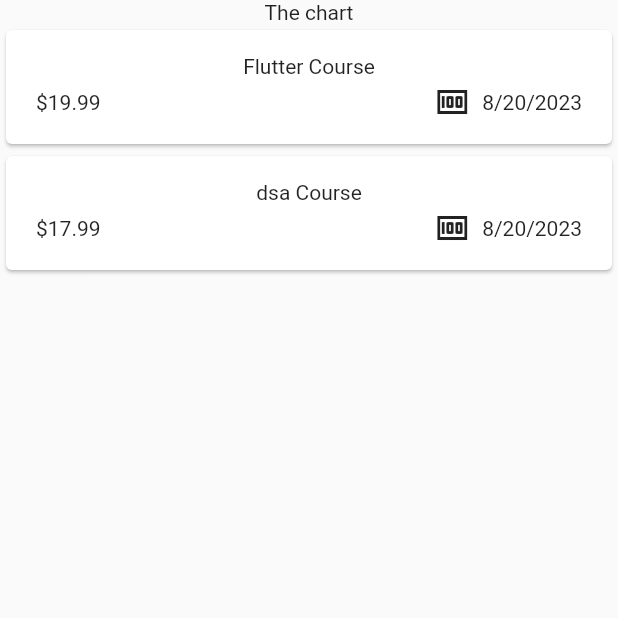
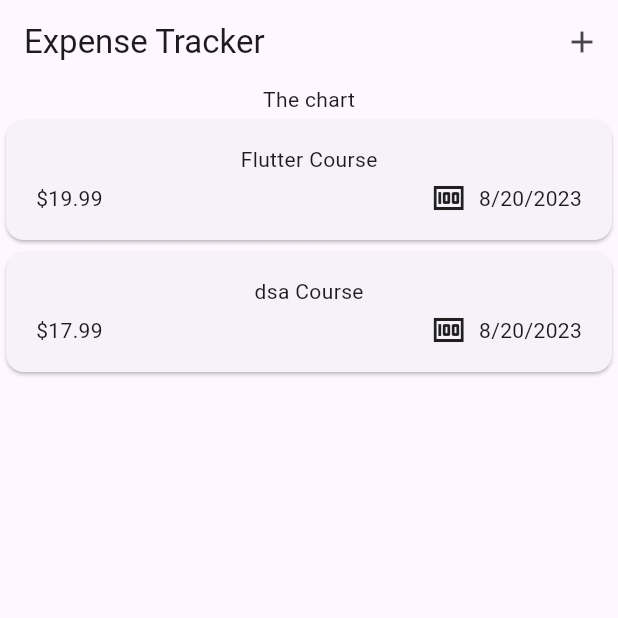
Before and after one commit to Kapil619/expense_tracker, a Flutter app: the screen it shows after launch, on a phone screen of 412 x 824 dp, the top half of it. Run offline on Flutter 3.47's test engine with Material 2 defaults, Android fonts, the phone set to English and light mode, and no system bars.

Commit message:
Added an Appbar

```diff
--- a/lib/main.dart
+++ b/lib/main.dart
@@ -4,6 +4,10 @@ import 'package:expense_tracker/widgets/expenses.dart';
 
 void main() {
   runApp(
-    const MaterialApp(home: Expenses()),
+    MaterialApp(
+        theme: ThemeData(useMaterial3: true),
+        // For using versions of materialApp
+
+        home: const Expenses()),
   );
 }
--- a/lib/widgets/expenses.dart
+++ b/lib/widgets/expenses.dart
@@ -29,6 +29,10 @@ class _ExpensesState extends State<Expenses> {
   @override
   Widget build(BuildContext context) {
     return Scaffold(
+      appBar: AppBar(
+        title: const Text('Expense Tracker'),
+        actions: [IconButton(onPressed: () {}, icon: const Icon(Icons.add))],
+      ),
       body: Column(
         children: [
           const Text('The chart'),
```
